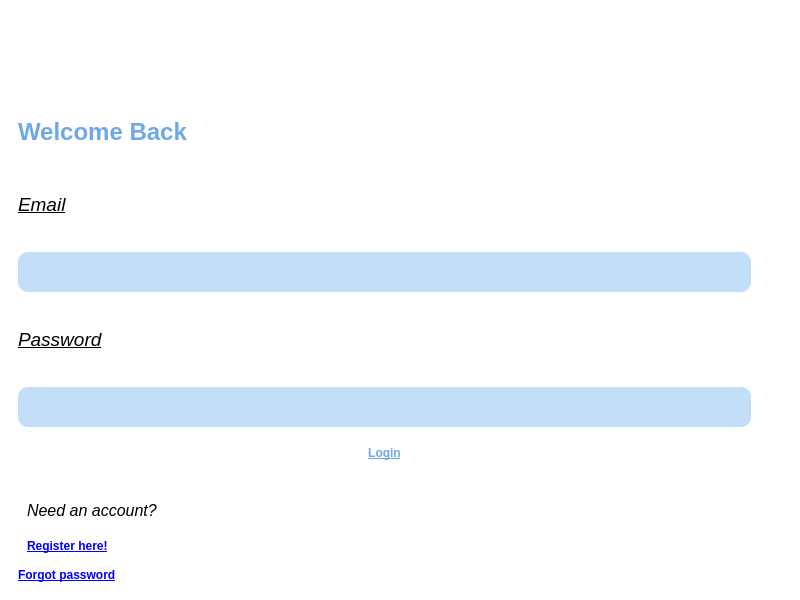
KietIT-bip-bip/PTA39, file B6_8/gui/register.ui: the form before one commit.
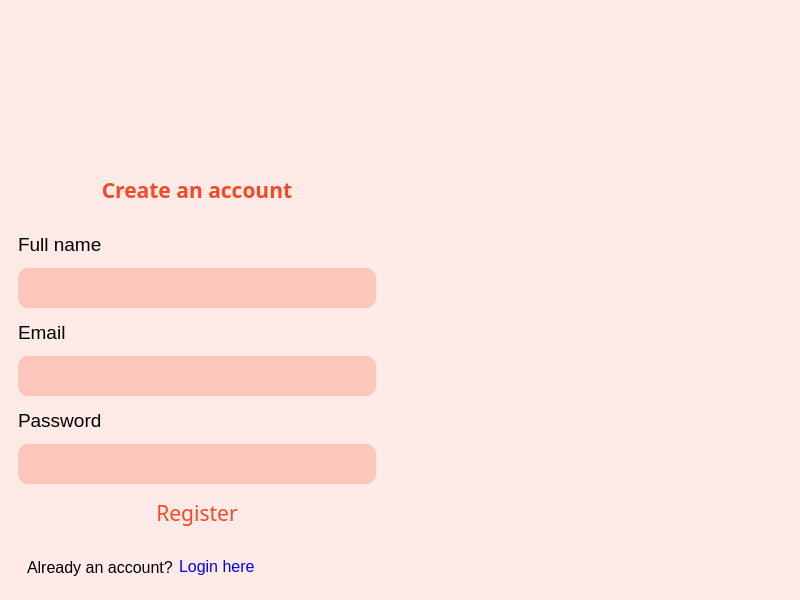
The form after the commit. Icons and pictures are not drawn.

Patch:
```diff
--- a/B6_8/gui/register.ui
+++ b/B6_8/gui/register.ui
@@ -10,6 +10,12 @@
     <height>600</height>
    </rect>
   </property>
+  <property name="sizePolicy">
+   <sizepolicy hsizetype="Preferred" vsizetype="Fixed">
+    <horstretch>0</horstretch>
+    <verstretch>0</verstretch>
+   </sizepolicy>
+  </property>
   <property name="minimumSize">
    <size>
     <width>800</width>
@@ -28,57 +34,81 @@
   <widget class="QWidget" name="centralwidget">
    <property name="maximumSize">
     <size>
-     <width>800</width>
+     <width>16777215</width>
      <height>600</height>
     </size>
    </property>
    <property name="styleSheet">
     <string notr="true">#centralwidget {
-	background: #FFFFFF;
+	background: #FEEBE7;
 }
-#title	{
-	color: #6FA8E8;
+
+#title {
+	color: #F54927;
 }
-#email, #password {
-	background: #C3DFF7;
+
+#email, #password, #full_name {
+	background: #FCC6BB;
 	border: none;
 	outline: none;
 	border-radius: 10px;
 	min-height: 40px;
 }
-#Login {
-	color:  #6FA8E8;
+
+#signup {
+	color: #F54927;
 	border: none;
 	outline: none;
 	border-radius: 10px;
 	min-height: 40px;
 }
-#Login:hover {
-	color: #6FA8E8;
-	background: #FFFFFF;
+
+#signup:hover {
+	color: #FEEBE7;
+	background: #F54927;
 }
-#Forgot_pass, #nav_register {
+
+#forgot_pass, #nav_login {
 	color: blue;
 	background: transparent;
 	border: none;
 	outline: none;	
 	text-align: left; 
-}
-
-</string>
+}</string>
    </property>
    <layout class="QHBoxLayout" name="horizontalLayout_3">
     <item>
      <widget class="QWidget" name="widget" native="true">
+      <property name="sizePolicy">
+       <sizepolicy hsizetype="Preferred" vsizetype="Minimum">
+        <horstretch>0</horstretch>
+        <verstretch>0</verstretch>
+       </sizepolicy>
+      </property>
+      <property name="minimumSize">
+       <size>
+        <width>0</width>
+        <height>600</height>
+       </size>
+      </property>
       <property name="maximumSize">
        <size>
-        <width>800</width>
+        <width>16777215</width>
         <height>600</height>
        </size>
       </property>
+      <property name="styleSheet">
+       <string notr="true"/>
+      </property>
       <layout class="QVBoxLayout" name="verticalLayout">
        <item>
-        <widget class="QLabel" name="label">
+        <widget class="QLabel" name="label_2">
+         <property name="maximumSize">
+          <size>
+           <width>16777215</width>
+           <height>130</height>
+          </size>
+         </property>
          <property name="text">
           <string/>
          </property>
@@ -92,41 +122,111 @@
        </item>
        <item>
         <widget class="QLabel" name="title">
+         <property name="sizePolicy">
+          <sizepolicy hsizetype="Preferred" vsizetype="Fixed">
+           <horstretch>0</horstretch>
+           <verstretch>0</verstretch>
+          </sizepolicy>
+         </property>
          <property name="minimumSize">
           <size>
-           <width>250</width>
-           <height>50</height>
+           <width>0</width>
+           <height>30</height>
           </size>
          </property>
          <property name="maximumSize">
           <size>
-           <width>250</width>
-           <height>50</height>
+           <width>16777215</width>
+           <height>60</height>
           </size>
          </property>
          <property name="font">
           <font>
-           <family>Arial</family>
-           <pointsize>18</pointsize>
+           <family>Arial Black</family>
+           <pointsize>16</pointsize>
            <weight>75</weight>
            <bold>true</bold>
           </font>
          </property>
          <property name="text">
-          <string>Welcome Back</string>
+          <string>Create an account</string>
          </property>
+         <property name="alignment">
+          <set>Qt::AlignCenter</set>
+         </property>
         </widget>
        </item>
        <item>
-        <widget class="QLabel" name="Label_3">
+        <widget class="QLabel" name="label_6">
+         <property name="sizePolicy">
+          <sizepolicy hsizetype="Preferred" vsizetype="Minimum">
+           <horstretch>0</horstretch>
+           <verstretch>0</verstretch>
+          </sizepolicy>
+         </property>
+         <property name="minimumSize">
+          <size>
+           <width>0</width>
+           <height>30</height>
+          </size>
+         </property>
+         <property name="maximumSize">
+          <size>
+           <width>16777215</width>
+           <height>30</height>
+          </size>
+         </property>
          <property name="font">
           <font>
            <family>Arial</family>
            <pointsize>14</pointsize>
-           <weight>50</weight>
-           <italic>true</italic>
-           <bold>false</bold>
-           <underline>true</underline>
+          </font>
+         </property>
+         <property name="text">
+          <string>Full name</string>
+         </property>
+        </widget>
+       </item>
+       <item>
+        <widget class="QLineEdit" name="full_name">
+         <property name="minimumSize">
+          <size>
+           <width>0</width>
+           <height>40</height>
+          </size>
+         </property>
+         <property name="font">
+          <font>
+           <family>Arial</family>
+           <pointsize>14</pointsize>
+          </font>
+         </property>
+        </widget>
+       </item>
+       <item>
+        <widget class="QLabel" name="label_3">
+         <property name="sizePolicy">
+          <sizepolicy hsizetype="Preferred" vsizetype="Minimum">
+           <horstretch>0</horstretch>
+           <verstretch>0</verstretch>
+          </sizepolicy>
+         </property>
+         <property name="minimumSize">
+          <size>
+           <width>0</width>
+           <height>30</height>
+          </size>
+         </property>
+         <property name="maximumSize">
+          <size>
+           <width>16777215</width>
+           <height>30</height>
+          </size>
+         </property>
+         <property name="font">
+          <font>
+           <family>Arial</family>
+           <pointsize>14</pointsize>
           </font>
          </property>
          <property name="text">
@@ -136,21 +236,38 @@
        </item>
        <item>
         <widget class="QLineEdit" name="email">
-         <property name="text">
-          <string/>
+         <property name="minimumSize">
+          <size>
+           <width>0</width>
+           <height>40</height>
+          </size>
+         </property>
+         <property name="font">
+          <font>
+           <family>Arial</family>
+           <pointsize>14</pointsize>
+          </font>
          </property>
         </widget>
        </item>
        <item>
-        <widget class="QLabel" name="Label_5">
+        <widget class="QLabel" name="label_4">
+         <property name="minimumSize">
+          <size>
+           <width>0</width>
+           <height>30</height>
+          </size>
+         </property>
+         <property name="maximumSize">
+          <size>
+           <width>16777215</width>
+           <height>30</height>
+          </size>
+         </property>
          <property name="font">
           <font>
            <family>Arial</family>
            <pointsize>14</pointsize>
-           <weight>50</weight>
-           <italic>true</italic>
-           <bold>false</bold>
-           <underline>true</underline>
           </font>
          </property>
          <property name="text">
@@ -160,8 +277,23 @@
        </item>
        <item>
         <widget class="QLineEdit" name="password">
-         <property name="text">
-          <string/>
+         <property name="minimumSize">
+          <size>
+           <width>0</width>
+           <height>40</height>
+          </size>
+         </property>
+         <property name="baseSize">
+          <size>
+           <width>0</width>
+           <height>30</height>
+          </size>
+         </property>
+         <property name="font">
+          <font>
+           <family>Arial</family>
+           <pointsize>14</pointsize>
+          </font>
          </property>
          <property name="echoMode">
           <enum>QLineEdit::Password</enum>
@@ -169,90 +301,115 @@
         </widget>
        </item>
        <item>
-        <widget class="QPushButton" name="Login">
+        <widget class="QPushButton" name="signup">
+         <property name="minimumSize">
+          <size>
+           <width>0</width>
+           <height>40</height>
+          </size>
+         </property>
          <property name="font">
           <font>
-           <weight>75</weight>
-           <bold>true</bold>
-           <underline>true</underline>
+           <family>Arial Black</family>
+           <pointsize>16</pointsize>
           </font>
          </property>
          <property name="text">
-          <string>Login</string>
+          <string>Register</string>
          </property>
         </widget>
        </item>
        <item>
         <widget class="QWidget" name="widget_3" native="true">
-         <layout class="QVBoxLayout" name="verticalLayout_2">
+         <property name="minimumSize">
+          <size>
+           <width>0</width>
+           <height>50</height>
+          </size>
+         </property>
+         <property name="maximumSize">
+          <size>
+           <width>16777215</width>
+           <height>50</height>
+          </size>
+         </property>
+         <layout class="QHBoxLayout" name="horizontalLayout_2" stretch="0,1">
           <item>
-           <widget class="QLabel" name="label_3">
+           <widget class="QLabel" name="label_5">
             <property name="font">
              <font>
               <family>Arial</family>
               <pointsize>12</pointsize>
-              <weight>50</weight>
-              <italic>true</italic>
-              <bold>false</bold>
-              <underline>false</underline>
              </font>
             </property>
             <property name="text">
-             <string>Need an account?</string>
+             <string>Already an account?</string>
             </property>
            </widget>
           </item>
           <item>
-           <widget class="QPushButton" name="nav_register">
+           <widget class="QPushButton" name="nav_login">
             <property name="font">
              <font>
-              <weight>75</weight>
-              <bold>true</bold>
-              <underline>true</underline>
+              <family>Arial</family>
+              <pointsize>12</pointsize>
              </font>
             </property>
+            <property name="layoutDirection">
+             <enum>Qt::LeftToRight</enum>
+            </property>
             <property name="text">
-             <string>Register here!</string>
+             <string>Login here</string>
             </property>
            </widget>
           </item>
          </layout>
         </widget>
        </item>
-       <item>
-        <widget class="QPushButton" name="Forgot_pass">
-         <property name="font">
-          <font>
-           <weight>75</weight>
-           <bold>true</bold>
-           <underline>true</underline>
-          </font>
-         </property>
-         <property name="text">
-          <string>Forgot password</string>
-         </property>
-        </widget>
-       </item>
       </layout>
      </widget>
     </item>
     <item>
      <widget class="QWidget" name="widget_2" native="true">
+      <property name="minimumSize">
+       <size>
+        <width>400</width>
+        <height>0</height>
+       </size>
+      </property>
       <property name="maximumSize">
        <size>
-        <width>800</width>
+        <width>16777215</width>
         <height>600</height>
        </size>
       </property>
-      <layout class="QHBoxLayout" name="horizontalLayout_2">
+      <property name="styleSheet">
+       <string notr="true"/>
+      </property>
+      <layout class="QVBoxLayout" name="verticalLayout_2">
        <item>
-        <widget class="QLabel" name="poster">
+        <widget class="QLabel" name="label">
+         <property name="sizePolicy">
+          <sizepolicy hsizetype="Preferred" vsizetype="Minimum">
+           <horstretch>0</horstretch>
+           <verstretch>0</verstretch>
+          </sizepolicy>
+         </property>
+         <property name="minimumSize">
+          <size>
+           <width>250</width>
+           <height>600</height>
+          </size>
+         </property>
          <property name="maximumSize">
           <size>
-           <width>800</width>
+           <width>16777215</width>
            <height>600</height>
           </size>
          </property>
+         <property name="styleSheet">
+          <string notr="true"/>
+         </property>
          <property name="text">
           <string/>
          </property>
```
Left out of the diff: 2 changed lines with no effect on the pictures.
